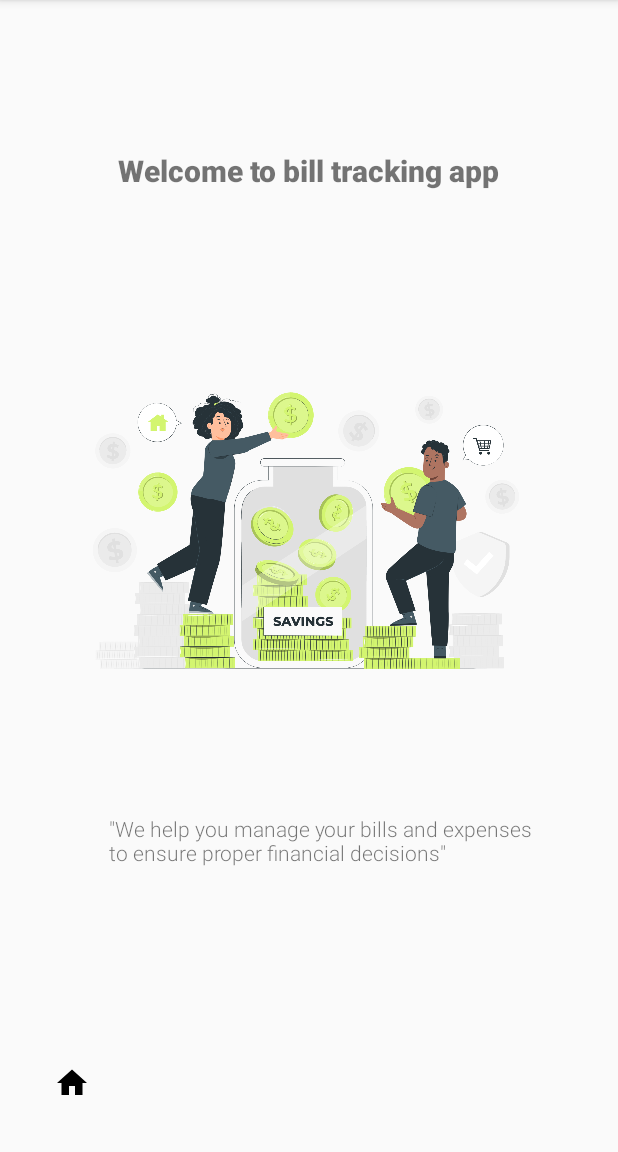
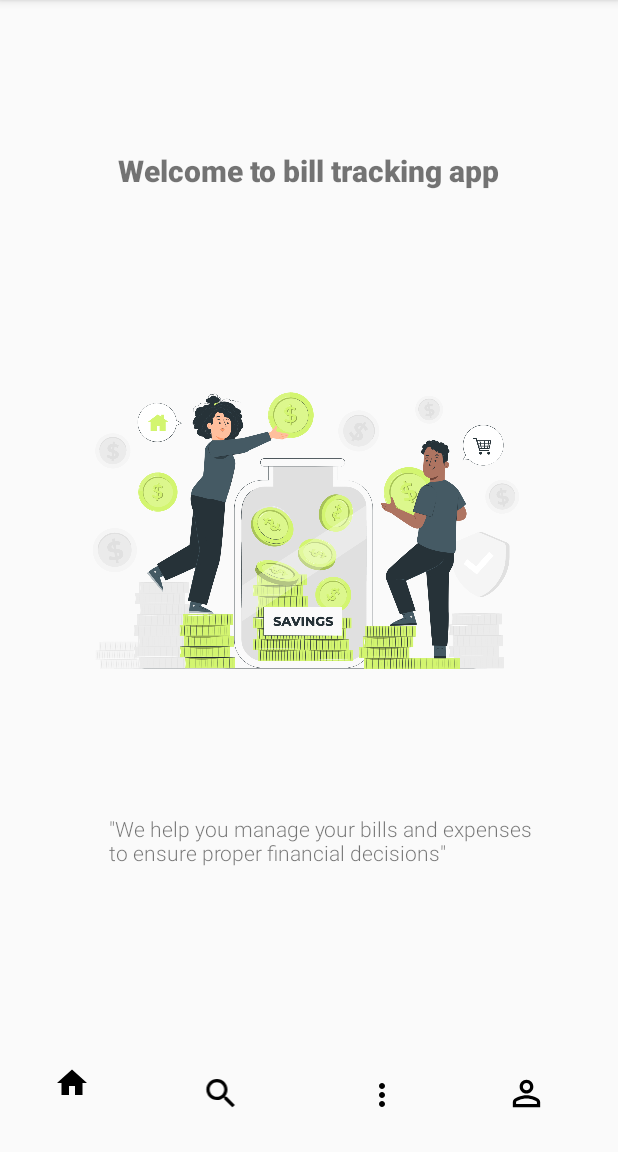
Before and after one commit to cynthiaaishimwe/Mobile-assessment, an Android app: the Home screen opened directly, with no data from a screen before it, on a phone screen of 412 x 824 dp, the part 84-1236 px from its top. Run offline under Robolectric (Android 15) with nearby library versions, the phone set to English and light mode, and no system bars.

Commit message:
added home activity

```diff
--- a/app/src/main/AndroidManifest.xml
+++ b/app/src/main/AndroidManifest.xml
@@ -20,7 +20,8 @@
             android:exported="false" />
         <activity
             android:name="com.example.mobile_development_assessment.ViewModel.UserViewModels"
-            android:exported="false" />
+            android:exported="false"
+            tools:ignore="Instantiatable" />
         <activity
             android:name="com.example.UI.MainActivity3login"
             android:exported="false" />
--- /dev/null
+++ b/app/src/main/res/drawable/profile.xml
@@ -0,0 +1,5 @@
+<vector android:height="24dp" android:tint="#000000"
+    android:viewportHeight="24" android:viewportWidth="24"
+    android:width="24dp" xmlns:android="http://schemas.android.com/apk/res/android">
+    <path android:fillColor="@android:color/white" android:pathData="M12,5.9c1.16,0 2.1,0.94 2.1,2.1s-0.94,2.1 -2.1,2.1S9.9,9.16 9.9,8s0.94,-2.1 2.1,-2.1m0,9c2.97,0 6.1,1.46 6.1,2.1v1.1L5.9,18.1L5.9,17c0,-0.64 3.13,-2.1 6.1,-2.1M12,4C9.79,4 8,5.79 8,8s1.79,4 4,4 4,-1.79 4,-4 -1.79,-4 -4,-4zM12,13c-2.67,0 -8,1.34 -8,4v3h16v-3c0,-2.66 -5.33,-4 -8,-4z"/>
+</vector>
--- /dev/null
+++ b/app/src/main/res/drawable/search.xml
@@ -0,0 +1,5 @@
+<vector android:height="24dp" android:tint="#000000"
+    android:viewportHeight="24" android:viewportWidth="24"
+    android:width="24dp" xmlns:android="http://schemas.android.com/apk/res/android">
+    <path android:fillColor="@android:color/white" android:pathData="M15.5,14h-0.79l-0.28,-0.27C15.41,12.59 16,11.11 16,9.5 16,5.91 13.09,3 9.5,3S3,5.91 3,9.5 5.91,16 9.5,16c1.61,0 3.09,-0.59 4.23,-1.57l0.27,0.28v0.79l5,4.99L20.49,19l-4.99,-5zM9.5,14C7.01,14 5,11.99 5,9.5S7.01,5 9.5,5 14,7.01 14,9.5 11.99,14 9.5,14z"/>
+</vector>
--- /dev/null
+++ b/app/src/main/res/drawable/view.xml
@@ -0,0 +1,5 @@
+<vector android:height="24dp" android:tint="#000000"
+    android:viewportHeight="24" android:viewportWidth="24"
+    android:width="24dp" xmlns:android="http://schemas.android.com/apk/res/android">
+    <path android:fillColor="@android:color/white" android:pathData="M12,8c1.1,0 2,-0.9 2,-2s-0.9,-2 -2,-2 -2,0.9 -2,2 0.9,2 2,2zM12,10c-1.1,0 -2,0.9 -2,2s0.9,2 2,2 2,-0.9 2,-2 -0.9,-2 -2,-2zM12,16c-1.1,0 -2,0.9 -2,2s0.9,2 2,2 2,-0.9 2,-2 -0.9,-2 -2,-2z"/>
+</vector>
--- a/app/src/main/res/layout/activity_home.xml
+++ b/app/src/main/res/layout/activity_home.xml
@@ -2,6 +2,7 @@
 <androidx.constraintlayout.widget.ConstraintLayout xmlns:android="http://schemas.android.com/apk/res/android"
     xmlns:app="http://schemas.android.com/apk/res-auto"
     xmlns:tools="http://schemas.android.com/tools"
+    android:id="@+id/ivMore"
     android:layout_width="match_parent"
     android:layout_height="match_parent"
     tools:context=".Home">
@@ -61,4 +62,51 @@
         app:layout_constraintTop_toBottomOf="@+id/IvWelcome"
         app:srcCompat="@drawable/home" />
 
+    <ImageView
+        android:id="@+id/tvProfile"
+        android:layout_width="38dp"
+        android:layout_height="27dp"
+        android:layout_marginStart="272dp"
+        android:layout_marginTop="127dp"
+        android:layout_marginEnd="42dp"
+        app:layout_constraintEnd_toEndOf="parent"
+        app:layout_constraintStart_toEndOf="@+id/ivHome"
+        app:layout_constraintTop_toBottomOf="@+id/tvText"
+        app:srcCompat="@drawable/profile" />
+
+    <ImageView
+        android:id="@+id/tvSearch"
+        android:layout_width="32dp"
+        android:layout_height="26dp"
+        android:layout_marginStart="71dp"
+        android:layout_marginTop="128dp"
+        android:layout_marginEnd="169dp"
+        app:layout_constraintEnd_toStartOf="@+id/tvProfile"
+        app:layout_constraintStart_toEndOf="@+id/ivHome"
+        app:layout_constraintTop_toBottomOf="@+id/tvText"
+        app:srcCompat="@drawable/search" />
+
+    <ImageView
+        android:id="@+id/ivView"
+        android:layout_width="wrap_content"
+        android:layout_height="wrap_content"
+        android:layout_marginStart="80dp"
+        android:layout_marginTop="130dp"
+        android:layout_marginEnd="65dp"
+        app:layout_constraintEnd_toStartOf="@+id/tvProfile"
+        app:layout_constraintStart_toEndOf="@+id/tvSearch"
+        app:layout_constraintTop_toBottomOf="@+id/tvText"/>
+
+    <ImageView
+        android:id="@+id/ivDetails"
+        android:layout_width="wrap_content"
+        android:layout_height="wrap_content"
+        android:layout_marginStart="79dp"
+        android:layout_marginTop="130dp"
+        android:layout_marginEnd="66dp"
+        app:layout_constraintEnd_toStartOf="@+id/tvProfile"
+        app:layout_constraintStart_toEndOf="@+id/tvSearch"
+        app:layout_constraintTop_toBottomOf="@+id/tvText"
+        app:srcCompat="@drawable/view" />
+
 </androidx.constraintlayout.widget.ConstraintLayout>
--- a/app/src/main/res/layout/activity_main.xml
+++ b/app/src/main/res/layout/activity_main.xml
@@ -17,7 +17,7 @@
         android:layout_marginTop="608dp"
         android:layout_marginEnd="159dp"
         android:backgroundTint="#CBD187"
-        android:fontFamily="sans-serif-condensed"
+        android:fontFamily="sans-serif-condensed-light"
         android:text="Start"
         android:textSize="20sp"
         android:textStyle="bold"
--- a/app/src/main/res/layout/activity_main_activity3login.xml
+++ b/app/src/main/res/layout/activity_main_activity3login.xml
@@ -23,6 +23,7 @@
             android:id="@+id/etEmail"
             android:layout_width="match_parent"
             android:layout_height="wrap_content"
+            android:fontFamily="sans-serif-medium"
             android:hint="Email"
             android:textSize="20sp"
             android:textStyle="normal" />
@@ -43,6 +44,7 @@
             android:id="@+id/etPassword"
             android:layout_width="match_parent"
             android:layout_height="wrap_content"
+            android:fontFamily="sans-serif-medium"
             android:hint="Password"
             android:textSize="20sp"
             android:textStyle="normal" />
@@ -56,13 +58,16 @@
         android:layout_marginTop="59dp"
         android:layout_marginEnd="50dp"
         android:layout_marginBottom="80dp"
-        android:text="LogIn to your Account"
+        android:fontFamily="sans-serif-black"
+        android:text="Log in to your Account"
         android:textSize="20sp"
         android:textStyle="bold"
         app:layout_constraintBottom_toTopOf="@+id/tvEmail"
         app:layout_constraintEnd_toEndOf="parent"
+        app:layout_constraintHorizontal_bias="0.655"
         app:layout_constraintStart_toStartOf="parent"
-        app:layout_constraintTop_toTopOf="parent" />
+        app:layout_constraintTop_toTopOf="parent"
+        app:layout_constraintVertical_bias="0.0" />
 
     <TextView
         android:id="@+id/tvForgotPassword"
@@ -71,6 +76,7 @@
         android:layout_marginStart="201dp"
         android:layout_marginTop="50dp"
         android:layout_marginEnd="103dp"
+        android:fontFamily="sans-serif-medium"
         android:text="Forgot Password?"
         android:textSize="16sp"
         app:layout_constraintEnd_toEndOf="parent"
@@ -85,6 +91,7 @@
         android:layout_marginTop="100dp"
         android:layout_marginEnd="177dp"
         android:background="#CDD187"
+        android:fontFamily="sans-serif-medium"
         android:text="Login"
         android:textSize="16sp"
         app:layout_constraintEnd_toEndOf="parent"
@@ -99,6 +106,7 @@
         android:layout_marginStart="75dp"
         android:layout_marginTop="40dp"
         android:layout_marginEnd="194dp"
+        android:fontFamily="sans-serif-medium"
         android:text="Don't have an account?"
         app:layout_constraintEnd_toEndOf="parent"
         app:layout_constraintStart_toStartOf="parent"
@@ -111,6 +119,7 @@
         android:layout_marginStart="21dp"
         android:layout_marginTop="41dp"
         android:layout_marginEnd="125dp"
+        android:fontFamily="sans-serif-medium"
         android:text="Sign Up"
         app:layout_constraintEnd_toEndOf="parent"
         app:layout_constraintStart_toEndOf="@+id/tvNoAccount"
```
